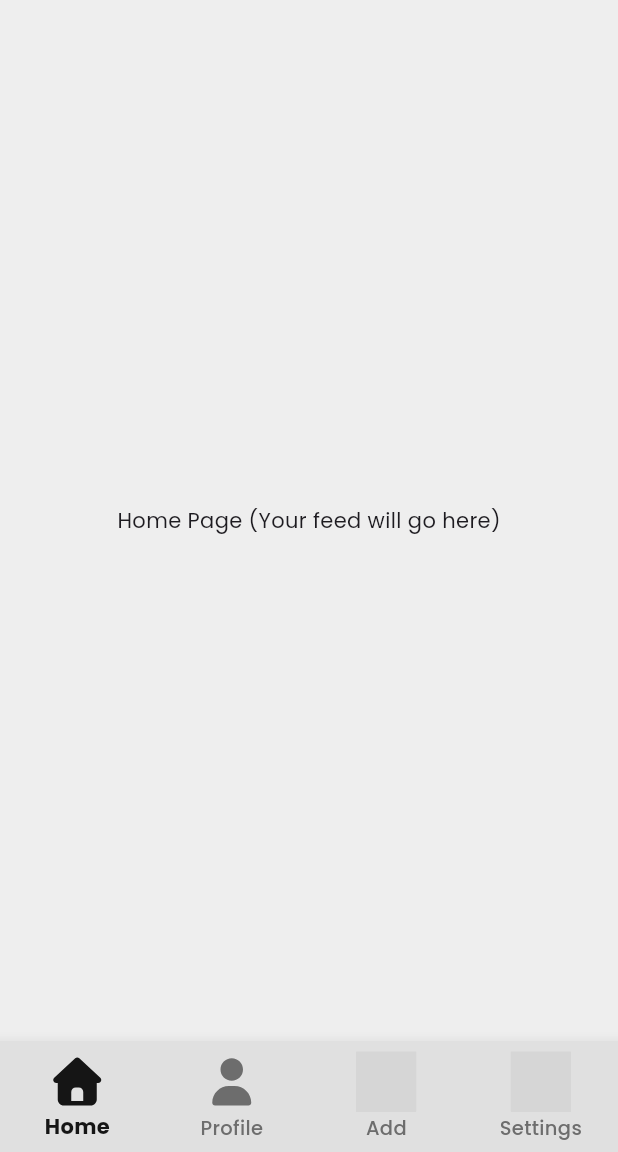
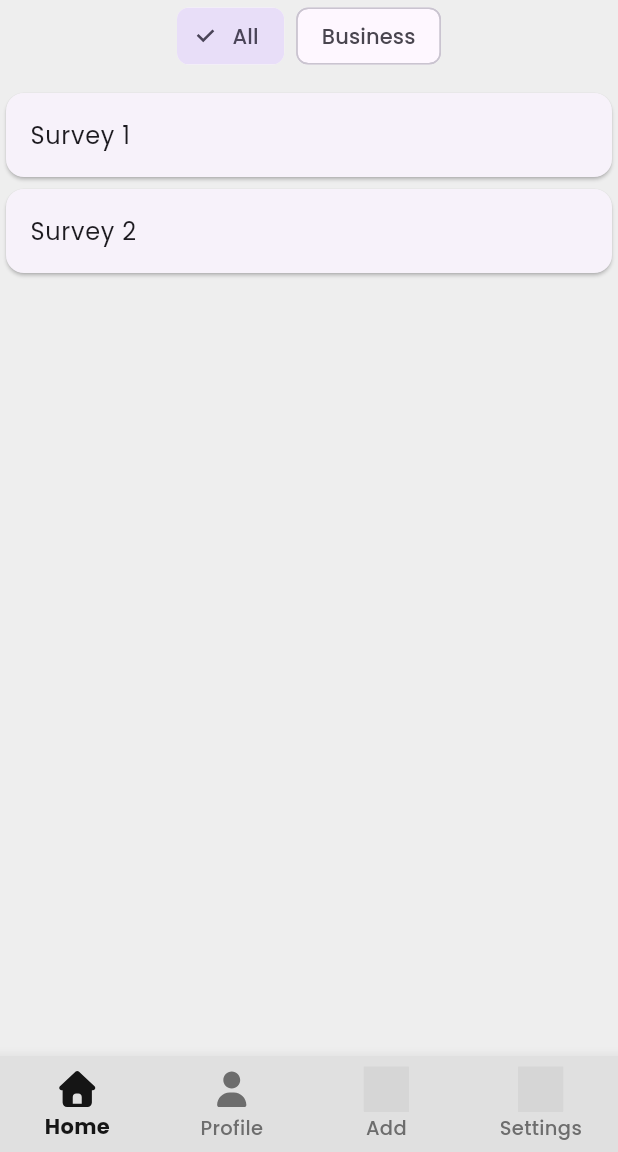
Before and after one commit to Auvryy/research-connect-app, a Flutter app: the HomePage screen opened by its route, on a phone screen of 412 x 824 dp, the part 84-1236 px from its top. Run offline on Flutter 3.47's test engine with Material 3 defaults, Android fonts, the phone set to English and light mode, and no system bars; our stand-ins replace flutter_svg; grey boxes are pictures that could not be loaded.

Commit message:
builded individual header and nav functions

```diff
--- /dev/null
+++ b/lib/screens/home/home_feed.dart
@@ -0,0 +1,50 @@
+import 'package:flutter/material.dart';
+
+class HomeFeed extends StatefulWidget {
+  const HomeFeed({super.key});
+
+  @override
+  State<HomeFeed> createState() => _HomeFeedState();
+}
+
+class _HomeFeedState extends State<HomeFeed> {
+  String selectedFilter = "All";
+
+  @override
+  Widget build(BuildContext context) {
+    return Column(
+      children: [
+        // Filter section
+        SingleChildScrollView(
+          scrollDirection: Axis.horizontal,
+          child: Row(
+            children: [
+              ChoiceChip(
+                label: const Text("All"),
+                selected: selectedFilter == "All",
+                onSelected: (_) => setState(() => selectedFilter = "All"),
+              ),
+              const SizedBox(width: 8),
+              ChoiceChip(
+                label: const Text("Business"),
+                selected: selectedFilter == "Business",
+                onSelected: (_) => setState(() => selectedFilter = "Business"),
+              ),
+            ],
+          ),
+        ),
+        const SizedBox(height: 10),
+
+        // Feed list
+        Expanded(
+          child: ListView(
+            children: const [
+              Card(child: ListTile(title: Text("Survey 1"))),
+              Card(child: ListTile(title: Text("Survey 2"))),
+            ],
+          ),
+        ),
+      ],
+    );
+  }
+}
--- a/lib/screens/home/home_page.dart
+++ b/lib/screens/home/home_page.dart
@@ -1,6 +1,12 @@
 import 'package:flutter/material.dart';
 import 'package:flutter_svg/flutter_svg.dart';
 import 'package:inquira/constants/colors.dart';
+
+// Import your new pages
+import 'package:inquira/screens/home/home_feed.dart';
+import 'package:inquira/screens/profile/profile_page.dart';
+import 'package:inquira/screens/add/add_survey_page.dart';
+import 'package:inquira/screens/settings/settings_page.dart';
 
 class HomePage extends StatefulWidget {
   const HomePage({super.key});
@@ -12,19 +18,37 @@ class HomePage extends StatefulWidget {
 class _HomePageState extends State<HomePage> {
   int _currentIndex = 0;
 
-  // Example pages for navigation
+  // ✅ Only include pages that live under the bottom nav
   final List<Widget> _pages = [
-    const Center(child: Text("Home Page (Your feed will go here)")),
-    const Center(child: Text("Profile Page")),
-    const Center(child: Text("Add Page")),
-    const Center(child: Text("Settings Page")),
+    const HomeFeed(),
+    const ProfilePage(),
   ];
 
-  @override
-  Widget build(BuildContext context) {
-    return Scaffold(
-      backgroundColor: AppColors.background,
-      appBar: AppBar(
+  void _onTabTapped(int index) {
+    if (index == 2) {
+      // AddSurvey → new page without bottom nav
+      Navigator.push(
+        context,
+        MaterialPageRoute(builder: (context) => const AddSurveyPage()),
+      );
+    } else if (index == 3) {
+      // Settings → new page without bottom nav
+      Navigator.push(
+        context,
+        MaterialPageRoute(builder: (context) => const SettingsPage()),
+      );
+    } else {
+      setState(() {
+        _currentIndex = index;
+      });
+    }
+  }
+
+  /// ✅ Builds different AppBars depending on tab
+  PreferredSizeWidget? _buildAppBar() {
+    if (_currentIndex == 0) {
+      // Home AppBar
+      return AppBar(
         backgroundColor: AppColors.secondaryBG,
         centerTitle: true,
         title: const Text(
@@ -36,11 +60,11 @@ class _HomePageState extends State<HomePage> {
           ),
         ),
         leading: Padding(
-          padding: EdgeInsets.only(left: 15),
+          padding: const EdgeInsets.only(left: 15),
           child: GestureDetector(
             onTap: () {
               setState(() {
-                _currentIndex = 1; //prorfile tab
+                _currentIndex = 1; // jump to Profile tab
               });
             },
             child: const CircleAvatar(
@@ -52,7 +76,7 @@ class _HomePageState extends State<HomePage> {
         actions: [
           IconButton(
             onPressed: () {
-              // search functionality
+              // TODO: search functionality
             },
             icon: SvgPicture.asset(
               'assets/icons/search-icon.svg',
@@ -62,7 +86,30 @@ class _HomePageState extends State<HomePage> {
           ),
           const SizedBox(width: 12),
         ],
+      );
+    } else if (_currentIndex == 1) {
+      // Profile AppBar
+      return AppBar(
+        backgroundColor: AppColors.secondaryBG,
+        centerTitle: true,
+        title: const Text(
+          "Profile",
+          style: TextStyle(
+            fontFamily: 'Giaza',
+            fontSize: 24,
+            fontWeight: FontWeight.bold,
           ),
+        ),
+      );
+    }
+    return null;
+  }
+
+  @override
+  Widget build(BuildContext context) {
+    return Scaffold(
+      backgroundColor: AppColors.background,
+      appBar: _buildAppBar(),
       body: _pages[_currentIndex],
       bottomNavigationBar: BottomNavigationBar(
         backgroundColor: AppColors.secondaryBG,
@@ -72,53 +119,37 @@ class _HomePageState extends State<HomePage> {
         unselectedItemColor: AppColors.secondary,
         unselectedLabelStyle: const TextStyle(fontWeight: FontWeight.w500, fontSize: 13),
         selectedLabelStyle: const TextStyle(fontWeight: FontWeight.bold, fontSize: 14),
-        onTap: (index) {
-          setState(() {
-            _currentIndex = index;
-          });
-        },
+        onTap: _onTabTapped,
         items: [
           BottomNavigationBarItem(
-            icon: SizedBox(
-              height: 40,
-              width: 40,
-              child: SvgPicture.asset(
+            icon: SvgPicture.asset(
               'assets/icons/house-icon.svg',
+              height: 30,
               color: _currentIndex == 0 ? AppColors.primary : AppColors.secondary,
-              ),
             ),
             label: "Home",
           ),
           BottomNavigationBarItem(
-            icon: SizedBox(
-              height: 40,
-              width: 40,
-              child: SvgPicture.asset(
+            icon: SvgPicture.asset(
               'assets/icons/profile-icon.svg',
-                color: _currentIndex == 1 ? AppColors.primary: AppColors.secondary,
-              ),
+              height: 30,
+              color: _currentIndex == 1 ? AppColors.primary : AppColors.secondary,
             ),
             label: "Profile",
           ),
           BottomNavigationBarItem(
-            icon: SizedBox(
-              height: 40,
-              width: 40,
-              child: SvgPicture.asset(
+            icon: SvgPicture.asset(
               'assets/icons/plus-icon.svg',
-                color: _currentIndex == 2 ? AppColors.primary : AppColors.secondary,
-              ),
+              height: 30,
+              color: AppColors.secondary, // stays grey
             ),
             label: "Add",
           ),
           BottomNavigationBarItem(
-            icon: SizedBox(
-              height: 40,
-              width: 40,
-              child: SvgPicture.asset(
+            icon: SvgPicture.asset(
               'assets/icons/settings-icon.svg',
-                color: _currentIndex == 3 ? AppColors.primary: AppColors.secondary,
-              ),
+              height: 30,
+              color: AppColors.secondary, // stays grey
             ),
             label: "Settings",
           ),
--- a/lib/screens/login/create_account_page.dart
+++ b/lib/screens/login/create_account_page.dart
@@ -156,7 +156,7 @@ class _CreateAccountPageState extends State<CreateAccountPage> {
                 text: "Continue with Google",
                 iconPath: "assets/images/google-icon.png",
                 onPressed: () {
-                  print("Google clicked");
+                  Navigator.pushReplacementNamed(context, '/home');
                 },
               ),
 
```
Also changed, not shown: lib/screens/add/add_survey_page.dart (+45 -0 lines), lib/screens/home/home_filter.dart (deleted, +0 -11 lines), lib/screens/profile/profile_page.dart (+64 -0 lines), lib/screens/settings/settings_page.dart (+45 -0 lines), lib/screens/home/home_feed_widget.dart (deleted). Lines whose indentation alone changed are shown as unchanged.
